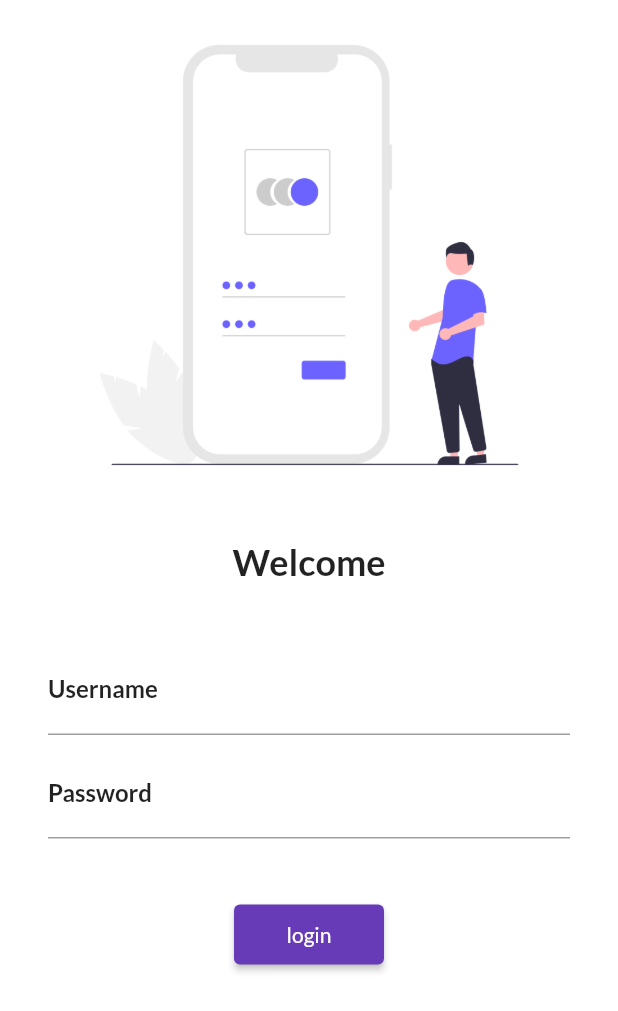
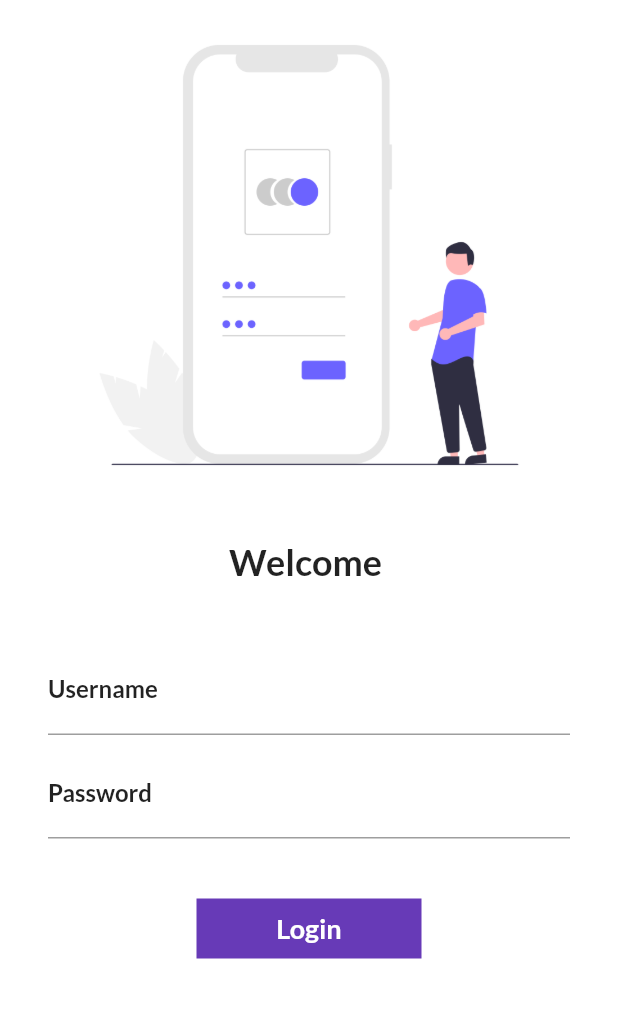
Before and after one commit to Preeti7766/flutter_tutorial, a Flutter app: the screen it shows after launch, on a phone screen of 412 x 824 dp. Shown: the top 1011 px of the screen. Run offline on Flutter 3.47's test engine with Material 2 defaults, Android fonts, the phone set to English and light mode, and no system bars; our stand-ins replace google_fonts.

Commit message:
day6comeplete

```diff
--- a/lib/main.dart
+++ b/lib/main.dart
@@ -12,6 +12,7 @@ class MyApp extends StatelessWidget {
   @override
   build(BuildContext context) {
     return MaterialApp(
+        debugShowCheckedModeBanner: false,
         home: MaterialApp(
           themeMode: ThemeMode.light,
           theme: ThemeData(
--- a/lib/pages/home_page.dart
+++ b/lib/pages/home_page.dart
@@ -14,7 +14,7 @@ class HomePage extends StatelessWidget {
           child: Text("My First Android Application $days $name"),
         ),
       ),
-      drawer: Drawer(),
+      // drawer: Drawer(),
     );
   }
 }
--- a/lib/pages/login_page.dart
+++ b/lib/pages/login_page.dart
@@ -1,7 +1,14 @@
 import 'package:first_app/uits/routes.dart';
 import 'package:flutter/material.dart';
 
-class LoginPage extends StatelessWidget {
+class LoginPage extends StatefulWidget {
+  @override
+  _LoginPageState createState() => _LoginPageState();
+}
+
+class _LoginPageState extends State<LoginPage> {
+  String name = "";
+  bool changeButton = false;
   @override
   Widget build(BuildContext context) {
     return Material(
@@ -19,7 +26,7 @@ class LoginPage extends StatelessWidget {
               height: 20,
             ),
             Text(
-              "Welcome",
+              "Welcome $name",
               style: TextStyle(
                 fontSize: 24,
                 fontWeight: FontWeight.bold,
@@ -42,7 +49,10 @@ class LoginPage extends StatelessWidget {
                               fontWeight: FontWeight.bold,
                               color: Colors.black87),
                         ),
-                    ),
+                        onChanged: (value) {
+                          name = value;
+                          setState(() {});
+                        }),
                     SizedBox(
                       height: 10,
                     ),
@@ -58,13 +68,49 @@ class LoginPage extends StatelessWidget {
                     SizedBox(
                       height: 40,
                     ),
-                    ElevatedButton(
-                      child: Text("login"),
-                      style: TextButton.styleFrom(minimumSize: Size(100, 40)),
-                      onPressed: () {
+
+                    InkWell(
+                      onTap: () async {
+                        setState(() {
+                          changeButton = true;
+                          Navigator.pushNamed(context, MyRoutes.homeRoute);
+                        });
+                        await Future.delayed(Duration(seconds: 1));
+
                         Navigator.pushNamed(context, MyRoutes.homeRoute);
                       },
+                      child: AnimatedContainer(
+                        duration: Duration(seconds: 1),
+                        width: changeButton ? 50 : 150,
+                        height: 40,
+                        alignment: Alignment.center,
+                        child: changeButton
+                            ? Icon(
+                                Icons.done,
+                                color: Colors.white,
                               )
+                            : Text(
+                                "Login",
+                                style: TextStyle(
+                                    color: Colors.white,
+                                    fontWeight: FontWeight.bold,
+                                    fontSize: 18),
+                              ),
+                        decoration: BoxDecoration(
+                            color: Colors.deepPurple,
+                            shape: changeButton
+                                ? BoxShape.circle
+                                : BoxShape.rectangle),
+                        // borderRadius: BorderRadius.circular(changeButton ? 20 : 8)),
+                      ),
+                    )
+                    // ElevatedButton(
+                    //   child: Text("login"),
+                    //   style: TextButton.styleFrom(minimumSize: Size(100, 40)),
+                    //   onPressed: () {
+                    //     Navigator.pushNamed(context, MyRoutes.homeRoute);
+                    //   },
+                    // )
                   ],
                 ),
               ),
```
Lines whose indentation alone changed are shown as unchanged.
